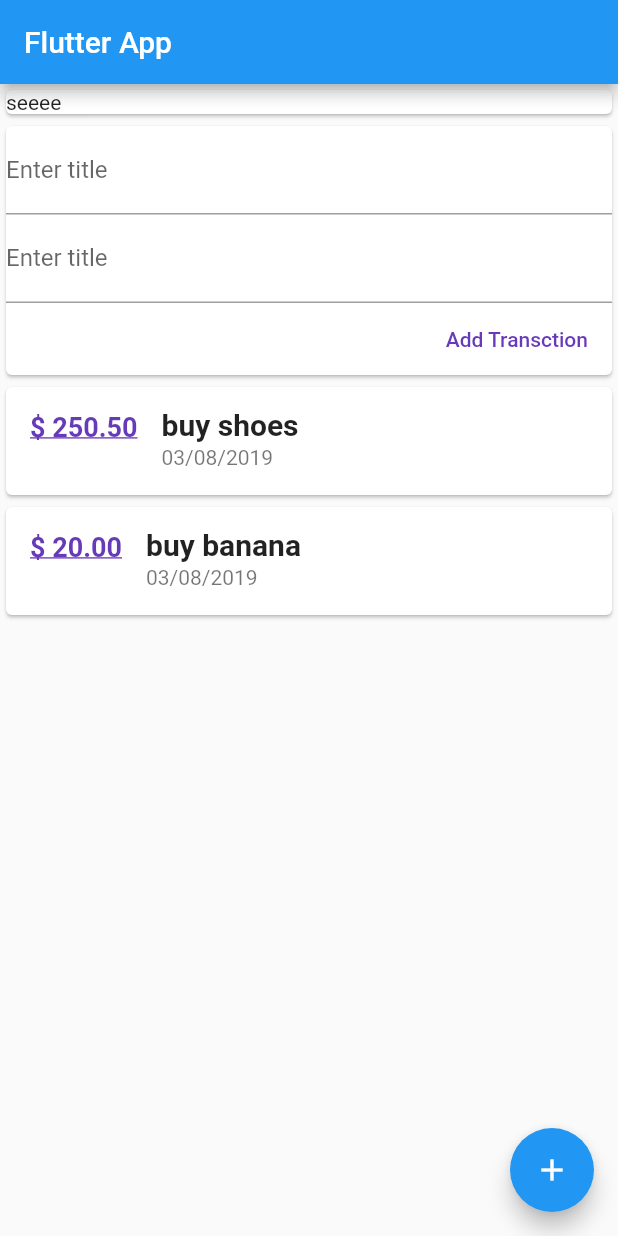
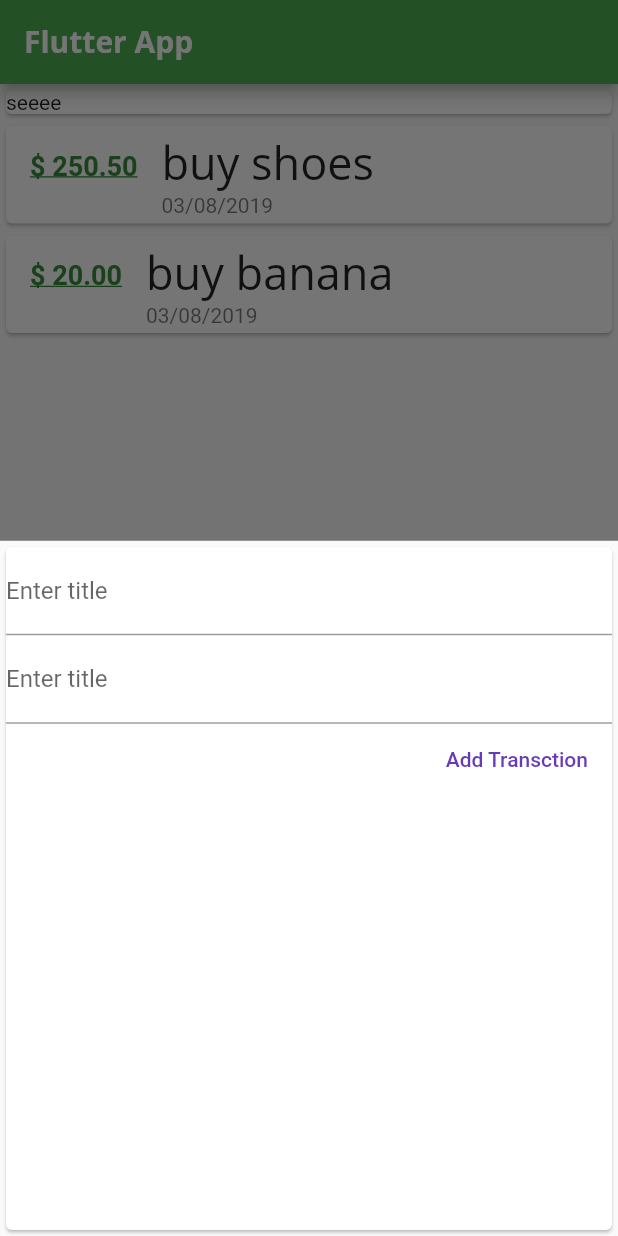
Before and after one commit to akshayyadav76/personal_expenses_app, a Flutter app: the screen it shows after launch, after a tap on the "add" icon, on a phone screen of 412 x 824 dp. Run offline on Flutter 3.47's test engine with Material 2 defaults, Android fonts, the phone set to English and light mode, and no system bars.

Commit message:
add some font use the right way of theme global theme

```diff
--- a/lib/main.dart
+++ b/lib/main.dart
@@ -1,6 +1,8 @@
 import 'package:flutter/material.dart';
 
-import 'widget/user_transections.dart';
+import 'widget/transection_list.dart';
+import './model/transections.dart';
+import './widget/new_transections.dart';
 
 void main() => runApp(MyApp());
 
@@ -9,22 +11,65 @@ class MyApp extends StatelessWidget {
   Widget build(BuildContext context) {
     return MaterialApp(
       title: 'Flutter App',
+      theme: ThemeData(
+        primarySwatch: Colors.green,
+        fontFamily: "Quicksands",
+          textTheme:  ThemeData.light().textTheme.copyWith(
+            title: TextStyle(fontFamily: "OpenSans",fontSize: 30)
+          ),
+          appBarTheme: AppBarTheme(textTheme: ThemeData.light().textTheme.copyWith(
+            title: TextStyle(fontFamily: "OpenSans",fontSize: 20,fontWeight: FontWeight.w700),
+          )),
+      ),
       home: MyHomePage(),
     );
   }
 }
+class MyHomePage extends StatefulWidget {
 
-class MyHomePage extends StatelessWidget {
-//  final titleEditor = TextEditingController();
-//  final moneyEditor = TextEditingController();
+  @override
+  _MyHomePageState createState() => _MyHomePageState();
+}
+
+class _MyHomePageState extends State<MyHomePage> {
+
+  void _addNewTransection(String title, double money) {
+    final newTx = Transections(
+        title: title,
+        money: money,
+        date: DateTime.now(),
+        id: DateTime.now().toString());
+
+    setState(() {
+      _userTransection.add(newTx);
+    });
+    Navigator.of(context).pop();
+  }
+
+  final List<Transections> _userTransection = [
+    Transections(
+        id: "1", title: "buy shoes ", money: 250.5, date: DateTime.now()),
+    Transections(
+        id: "1", title: "buy banana ", money: 20.0, date: DateTime.now()),
+  ];
+
+
+  void _modelSheet(BuildContext ctx){
+    showModalBottomSheet(context: ctx, builder: (_){
+      return NewTransections(_addNewTransection);
+    } );
+  }
+
 
   @override
   Widget build(BuildContext context) {
     return Scaffold(
         appBar: AppBar(
-          title: Text('Flutter App'),
+          title: Text('Flutter App',),
         ),
-        floatingActionButton: FloatingActionButton(onPressed: (){},child: Icon(Icons.add),
+        floatingActionButton: FloatingActionButton(onPressed: (){
+          _modelSheet(context);
+        },child: Icon(Icons.add),
        ),
         body: SingleChildScrollView(
             child: Column(
@@ -35,7 +80,7 @@ class MyHomePage extends StatelessWidget {
                 child: Card(
                   child: Text("seeee"),
                 )),
-            UserTransections(),
+             TransectionList(_userTransection),
           ],
         )));
   }
--- a/lib/widget/new_transections.dart
+++ b/lib/widget/new_transections.dart
@@ -1,17 +1,24 @@
 import 'package:flutter/material.dart';
 
-class NewTransections extends StatelessWidget {
-  final titleEditor = TextEditingController();
-  final moneyEditor = TextEditingController();
+class NewTransections extends StatefulWidget {
   final Function userMethod;
 
   NewTransections(this.userMethod);
+
+  @override
+  _NewTransectionsState createState() => _NewTransectionsState();
+}
+
+class _NewTransectionsState extends State<NewTransections> {
+  final titleEditor = TextEditingController();
+
+  final moneyEditor = TextEditingController();
 
   void submitData() {
     if (titleEditor.text.isEmpty || moneyEditor.text.isEmpty) {
       return;
     } else {
-      userMethod(titleEditor.text, double.parse(moneyEditor.text));
+      widget.userMethod(titleEditor.text, double.parse(moneyEditor.text));
     }
   }
 
--- a/lib/widget/transection_list.dart
+++ b/lib/widget/transection_list.dart
@@ -4,8 +4,7 @@ import 'package:intl/intl.dart';
 import '../model/transections.dart';
 
 class TransectionList extends StatelessWidget {
-
-  final List<Transections>data;
+  final List<Transections> data;
 
   TransectionList(this.data);
 
@@ -14,12 +13,12 @@ class TransectionList extends StatelessWidget {
     return Container(
         height: 300,
         child: ListView.builder(
-           itemBuilder: (contex,index){
+          itemBuilder: (contex, index) {
             return Card(
                 child: ListTile(
               title: Text(
                 data[index].title,
-                     style: TextStyle(fontSize: 20, fontWeight: FontWeight.w700),
+                style: Theme.of(context).textTheme.title,
               ),
               subtitle: Text(DateFormat('dd/MM/yyyy').format(data[index].date)),
               leading: Text(
@@ -28,12 +27,11 @@ class TransectionList extends StatelessWidget {
                     fontWeight: FontWeight.w600,
                     fontSize: 18,
                     decoration: TextDecoration.underline,
-                         color: Colors.deepPurple),
+                    color: Theme.of(context).primaryColorDark),
               ),
             ));
           },
           itemCount: data.length,
-          )
-        );
+        ));
   }
 }
--- a/lib/widget/user_transections.dart
+++ b/lib/widget/user_transections.dart
@@ -1,41 +1,23 @@
-import 'package:flutter/material.dart';
-
-import 'new_transections.dart';
-import 'transection_list.dart';
-import '../model/transections.dart';
-
-class UserTransections extends StatefulWidget {
-  @override
-  _UserTransectionsState createState() => _UserTransectionsState();
-}
-
-class _UserTransectionsState extends State<UserTransections> {
-  void _addNewTransection(String title, double money) {
-    final newTx = Transections(
-        title: title,
-        money: money,
-        date: DateTime.now(),
-        id: DateTime.now().toString());
-
-    setState(() {
-      _userTransection.add(newTx);
-    });
-  }
-
-  final List<Transections> _userTransection = [
-    Transections(
-        id: "1", title: "buy shoes ", money: 250.5, date: DateTime.now()),
-    Transections(
-        id: "1", title: "buy banana ", money: 20.0, date: DateTime.now()),
-  ];
-
-  @override
-  Widget build(BuildContext context) {
-    return Column(
-      children: <Widget>[
-        NewTransections(_addNewTransection),
-        TransectionList(_userTransection),
-      ],
-    );
-  }
-}
+//import 'package:flutter/material.dart';
+//
+//import 'new_transections.dart';
+//import 'transection_list.dart';
+//import '../model/transections.dart';
+//
+//class UserTransections extends StatefulWidget {
+//  @override
+//  _UserTransectionsState createState() => _UserTransectionsState();
+//}
+//
+//class _UserTransectionsState extends State<UserTransections> {
+//
+//  @override
+//  Widget build(BuildContext context) {
+//    return Column(
+//      children: <Widget>[
+//        NewTransections(_addNewTransection),
+//        TransectionList(_userTransection),
+//      ],
+//    );
+//  }
+//}
```
Also changed, not shown: pubspec.yaml (+11 -6 lines), assets/fonts/OpenSans-Bold.ttf (added), assets/fonts/OpenSans-Regular.ttf (added), assets/fonts/Quicksand-Bold.ttf (added), assets/fonts/Quicksand-Regular.ttf (added). Lines whose indentation alone changed are shown as unchanged.
